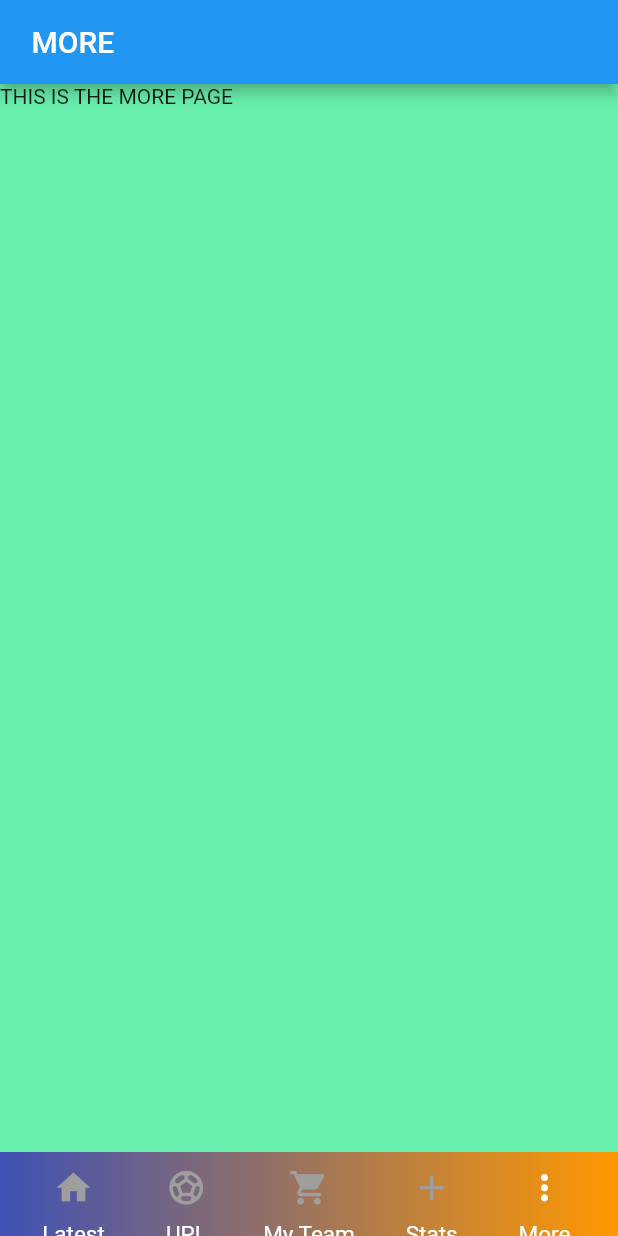
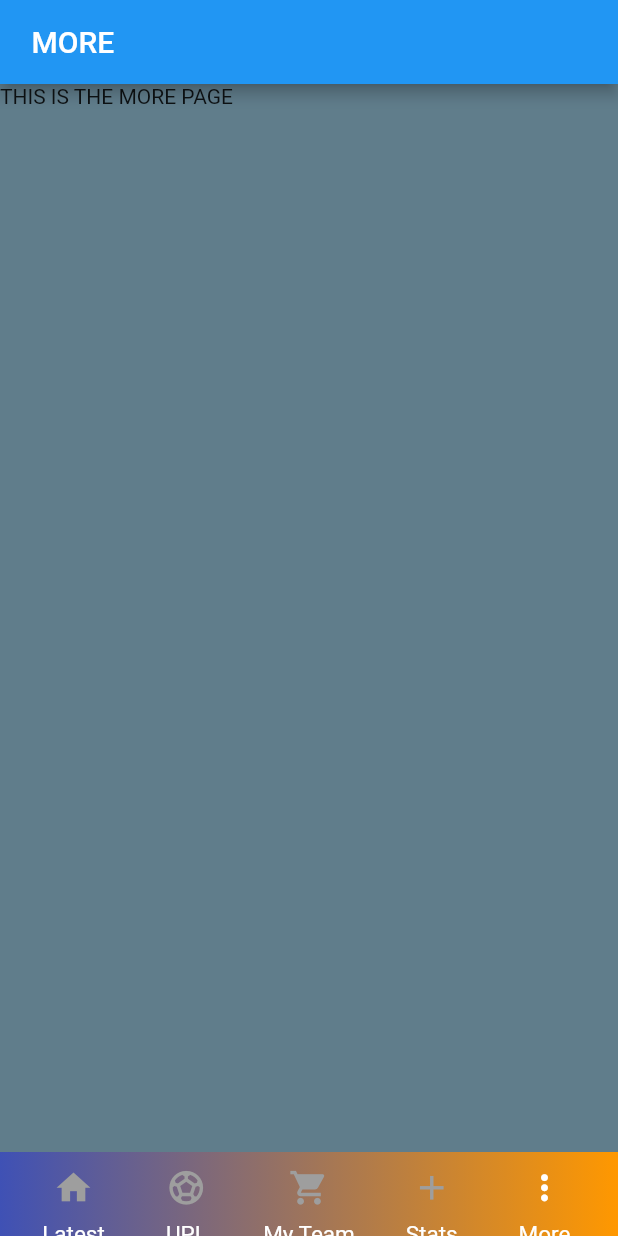
Before and after one commit to eddrinexhakasadiq18/UPL_project, a Flutter app: the screen it shows after launch, item 5 of the bottom bar chosen, on a phone screen of 412 x 824 dp. Run offline on Flutter 3.47's test engine with Material 2 defaults, Android fonts, the light colour scheme and no system bars; our stand-ins replace animated_splash_screen.

Commit message:
Update more.dart

```diff
--- a/lib/more.dart
+++ b/lib/more.dart
@@ -13,7 +13,7 @@ class _MoreState extends State<More> {
   @override
   Widget build(BuildContext context) {
     return Scaffold(
-      backgroundColor: Colors.greenAccent,
+      backgroundColor: Colors.blueGrey,
       appBar: AppBar(
         title: const Text(" MORE"),
       ),
```
